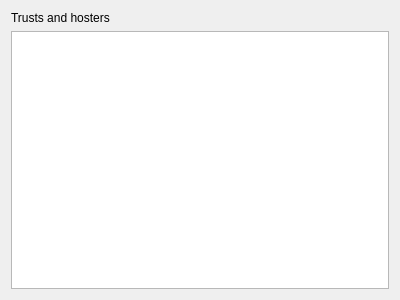
Qt form res/ui/walletTabWidget.ui (duniter/sakia) before a commit.
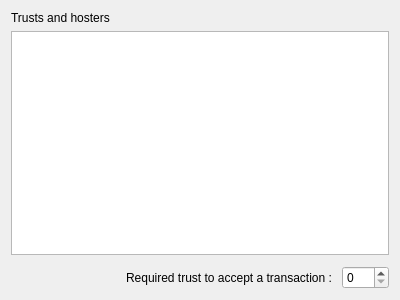
The same form after that commit.

Diff of the .ui file:
```diff
--- a/res/ui/walletTabWidget.ui
+++ b/res/ui/walletTabWidget.ui
@@ -26,6 +26,40 @@
      <item>
       <widget class="QTreeView" name="trusts_tree_view"/>
      </item>
+     <item>
+      <layout class="QHBoxLayout" name="horizontalLayout_2">
+       <property name="topMargin">
+        <number>5</number>
+       </property>
+       <item>
+        <spacer name="horizontalSpacer">
+         <property name="orientation">
+          <enum>Qt::Horizontal</enum>
+         </property>
+         <property name="sizeHint" stdset="0">
+          <size>
+           <width>40</width>
+           <height>20</height>
+          </size>
+         </property>
+        </spacer>
+       </item>
+       <item>
+        <widget class="QLabel" name="label_2">
+         <property name="text">
+          <string>Required trust to accept a transaction : </string>
+         </property>
+        </widget>
+       </item>
+       <item>
+        <widget class="QSpinBox" name="spinbox_trusts">
+         <property name="maximum">
+          <number>999</number>
+         </property>
+        </widget>
+       </item>
+      </layout>
+     </item>
     </layout>
    </item>
    <item>
```
Left out of the diff: 2 changed lines with no effect on the pictures.
